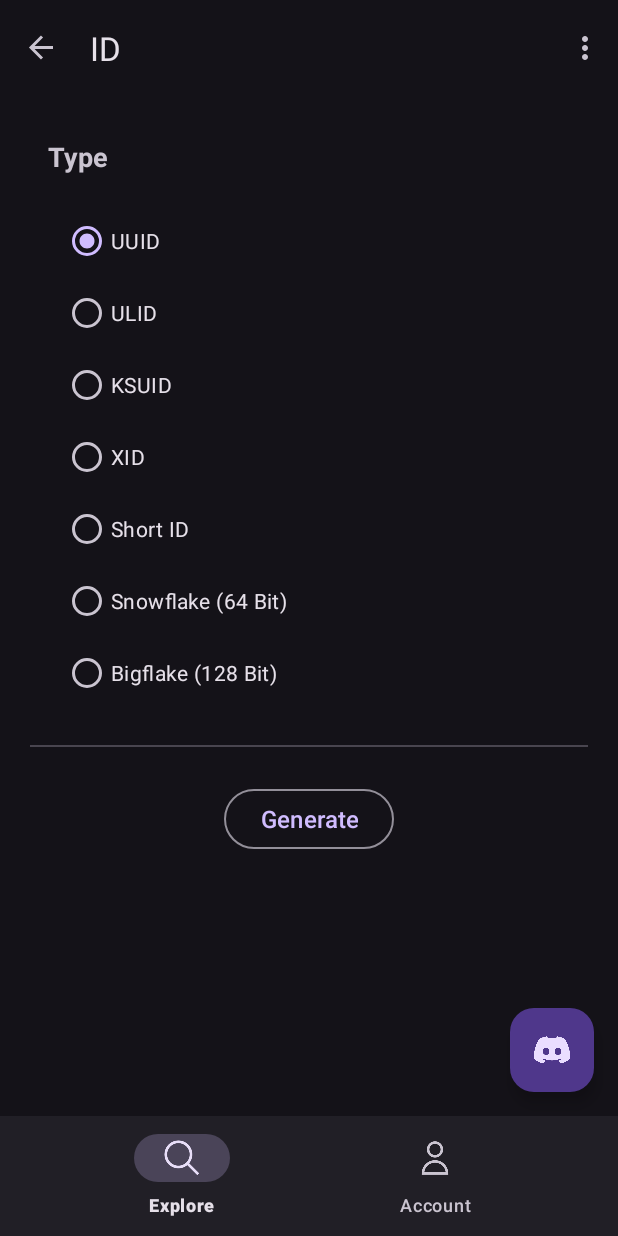
After one commit to m3o/m3o-android, an Android app: the IDFragment screen opened through its navigation route, on a phone screen of 412 x 824 dp. The commit adds this screen. Run offline under Robolectric (Android 15) with nearby library versions, the phone set to English and light mode, and no system bars; our stand-ins replace navigation-ui; libraries missing offline, so code that uses them is left out: com.cyb3rko.m3okotlin; 1 statement that could not run was skipped.

Commit message:
Add ID Service

```diff
--- a/app/src/main/java/com/m3o/m3omobile/fragments/services/ServicesFragment.kt
+++ b/app/src/main/java/com/m3o/m3omobile/fragments/services/ServicesFragment.kt
@@ -37,6 +37,7 @@ class ServicesFragment : Fragment() {
         list.add(ServicesViewModel("Avatar"))
         list.add(ServicesViewModel("Bitcoin"))
         list.add(ServicesViewModel("GIFs"))
+        list.add(ServicesViewModel("ID"))
         list.add(ServicesViewModel("IP Geolocation"))
         list.add(ServicesViewModel("Jokes"))
         list.add(ServicesViewModel("Passwords"))
@@ -55,6 +56,7 @@ class ServicesFragment : Fragment() {
             "avatar" -> findNavController().navigate(R.id.AvatarFragment)
             "bitcoin" -> findNavController().navigate(R.id.BitcoinFragment)
             "gifs" -> findNavController().navigate(R.id.GIFsFragment)
+            "id" -> findNavController().navigate(R.id.IDFragment)
             "ip_geolocation" -> findNavController().navigate(R.id.IP)
             "jokes" -> findNavController().navigate(R.id.JokesFragment)
             "passwords" -> findNavController().navigate(R.id.PasswordsFragment)
--- /dev/null
+++ b/app/src/main/res/layout/fragment_service_id.xml
@@ -0,0 +1,103 @@
+<?xml version="1.0" encoding="utf-8"?>
+<ScrollView xmlns:android="http://schemas.android.com/apk/res/android"
+    xmlns:tools="http://schemas.android.com/tools"
+    android:layout_width="match_parent"
+    android:layout_height="match_parent">
+
+    <LinearLayout
+        android:layout_width="match_parent"
+        android:layout_height="wrap_content"
+        android:paddingBottom="48dp"
+        android:gravity="center_horizontal"
+        android:orientation="vertical">
+
+        <com.google.android.material.progressindicator.LinearProgressIndicator
+            android:id="@+id/progress_bar"
+            android:layout_width="match_parent"
+            android:layout_height="wrap_content"
+            android:indeterminate="true"
+            android:visibility="invisible"
+            tools:visibility="visible" />
+
+        <TextView
+            android:id="@+id/types_view"
+            android:layout_width="match_parent"
+            android:layout_height="wrap_content"
+            android:layout_marginTop="24dp"
+            android:layout_marginStart="32dp"
+            android:layout_marginEnd="32dp"
+            android:text="Type"
+            android:textSize="18sp"
+            android:textStyle="bold" />
+
+        <RadioGroup
+            android:id="@+id/radio_group"
+            android:layout_width="match_parent"
+            android:layout_height="wrap_content"
+            android:layout_marginTop="20dp"
+            android:layout_marginStart="28dp">
+
+            <com.google.android.material.radiobutton.MaterialRadioButton
+                android:id="@+id/radio_1"
+                android:layout_width="wrap_content"
+                android:layout_height="wrap_content"
+                android:text="UUID"
+                android:checked="true" />
+
+            <com.google.android.material.radiobutton.MaterialRadioButton
+                android:id="@+id/radio_2"
+                android:layout_width="wrap_content"
+                android:layout_height="wrap_content"
+                android:text="ULID" />
+
+            <com.google.android.material.radiobutton.MaterialRadioButton
+                android:id="@+id/radio_3"
+                android:layout_width="wrap_content"
+                android:layout_height="wrap_content"
+                android:text="KSUID" />
+
+            <com.google.android.material.radiobutton.MaterialRadioButton
+                android:id="@+id/radio_4"
+                android:layout_width="wrap_content"
+                android:layout_height="wrap_content"
+                android:text="XID" />
+
+            <com.google.android.material.radiobutton.MaterialRadioButton
+                android:id="@+id/radio_5"
+                android:layout_width="wrap_content"
+                android:layout_height="wrap_content"
+                android:text="Short ID" />
+
+            <com.google.android.material.radiobutton.MaterialRadioButton
+                android:id="@+id/radio_6"
+                android:layout_width="wrap_content"
+                android:layout_height="wrap_content"
+                android:text="Snowflake (64 Bit)" />
+
+            <com.google.android.material.radiobutton.MaterialRadioButton
+                android:id="@+id/radio_7"
+                android:layout_width="wrap_content"
+                android:layout_height="wrap_content"
+                android:text="Bigflake (128 Bit)" />
+
+        </RadioGroup>
+
+        <com.google.android.material.divider.MaterialDivider
+            android:layout_width="match_parent"
+            android:layout_height="1dp"
+            android:layout_marginTop="24dp"
+            android:layout_marginBottom="24dp"
+            android:layout_marginStart="20dp"
+            android:layout_marginEnd="20dp" />
+
+        <com.google.android.material.button.MaterialButton
+            android:id="@+id/result_button"
+            android:layout_width="wrap_content"
+            android:layout_height="wrap_content"
+            android:text="Generate"
+            android:textSize="16sp"
+            style="@style/Widget.Material3.Button.OutlinedButton" />
+
+    </LinearLayout>
+
+</ScrollView>
--- a/app/src/main/res/navigation/nav_graph.xml
+++ b/app/src/main/res/navigation/nav_graph.xml
@@ -36,6 +36,12 @@
         android:label="GIFs" />
 
     <fragment
+        android:id="@+id/IDFragment"
+        android:name="com.m3o.m3omobile.fragments.services.id.IDFragment"
+        tools:layout="@layout/fragment_service_id"
+        android:label="ID" />
+
+    <fragment
         android:id="@+id/IP"
         android:name="com.m3o.m3omobile.fragments.services.ip.IPGeolocationFragment"
         tools:layout="@layout/fragment_service_ip_geolocation"
--- a/app/src/main/res/values/svg_icons.xml
+++ b/app/src/main/res/values/svg_icons.xml
@@ -3,6 +3,7 @@
     <string name="avatar">M 5.121 17.804 A 13.937 13.937 0 0 1 12 16 c 2.5 0 4.847 0.655 6.879 1.804 M 15 10 a 3 3 0 1 1 -6 0 a 3 3 0 0 1 6 0 z m 6 2 a 9 9 0 1 1 -18 0 a 9 9 0 0 1 18 0 z</string>
     <string name="bitcoin">M 20.354 15.354 A 9 9 0 0 1 8.646 3.646 A 9.003 9.003 0 0 0 12 21 a 9.003 9.003 0 0 0 8.354 -5.646 z</string>
     <string name="gifs">M 4 16 l 4.586 -4.586 a 2 2 0 0 1 2.828 0 L 16 16 m -2 -2 l 1.586 -1.586 a 2 2 0 0 1 2.828 0 L 20 14 m -6 -6 h 0.01 M 6 20 h 12 a 2 2 0 0 0 2 -2 V 6 a 2 2 0 0 0 -2 -2 H 6 a 2 2 0 0 0 -2 2 v 12 a 2 2 0 0 0 2 2 z</string>
+    <string name="id">M 9.75 17 L 9 20 l -1 1 h 8 l -1 -1 l -0.75 -3 M 3 13 h 18 M 5 17 h 14 a 2 2 0 0 0 2 -2 V 5 a 2 2 0 0 0 -2 -2 H 5 a 2 2 0 0 0 -2 2 v 10 a 2 2 0 0 0 2 2 z</string>
     <string name="ip_geolocation">M 9.75 17 L 9 20 l -1 1 h 8 l -1 -1 l -0.75 -3 M 3 13 h 18 M 5 17 h 14 a 2 2 0 0 0 2 -2 V 5 a 2 2 0 0 0 -2 -2 H 5 a 2 2 0 0 0 -2 2 v 10 a 2 2 0 0 0 2 2 z</string>
     <string name="jokes">M 14.828 14.828 a 4 4 0 0 1 -5.656 0 M 9 10 h 0.01 M 15 10 h 0.01 M 21 12 a 9 9 0 1 1 -18 0 a 9 9 0 0 1 18 0 z</string>
     <string name="passwords">M 15 7 a 2 2 0 0 1 2 2 m 4 0 a 6 6 0 0 1 -7.743 5.743 L 11 17 H 9 v 2 H 7 v 2 H 4 a 1 1 0 0 1 -1 -1 v -2.586 a 1 1 0 0 1 0.293 -0.707 l 5.964 -5.964 A 6 6 0 1 1 21 9 z</string>
```
Also changed, not shown: app/src/main/java/com/m3o/m3omobile/fragments/services/id/IDFragment.kt (added, +133 -0 lines).
